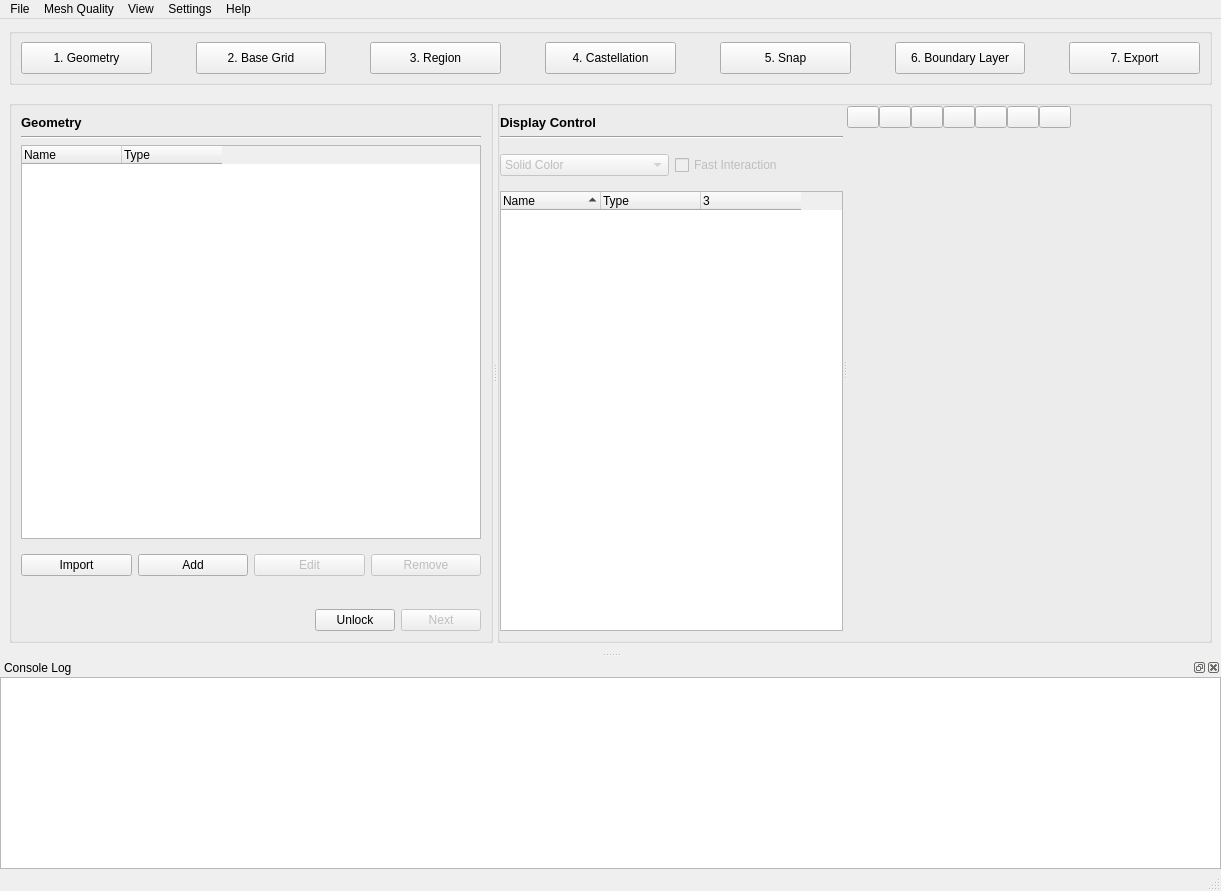
The window that view/main_window/main_window.ui (nextfoam/baram) describes before a commit, drawn with Qt 5.
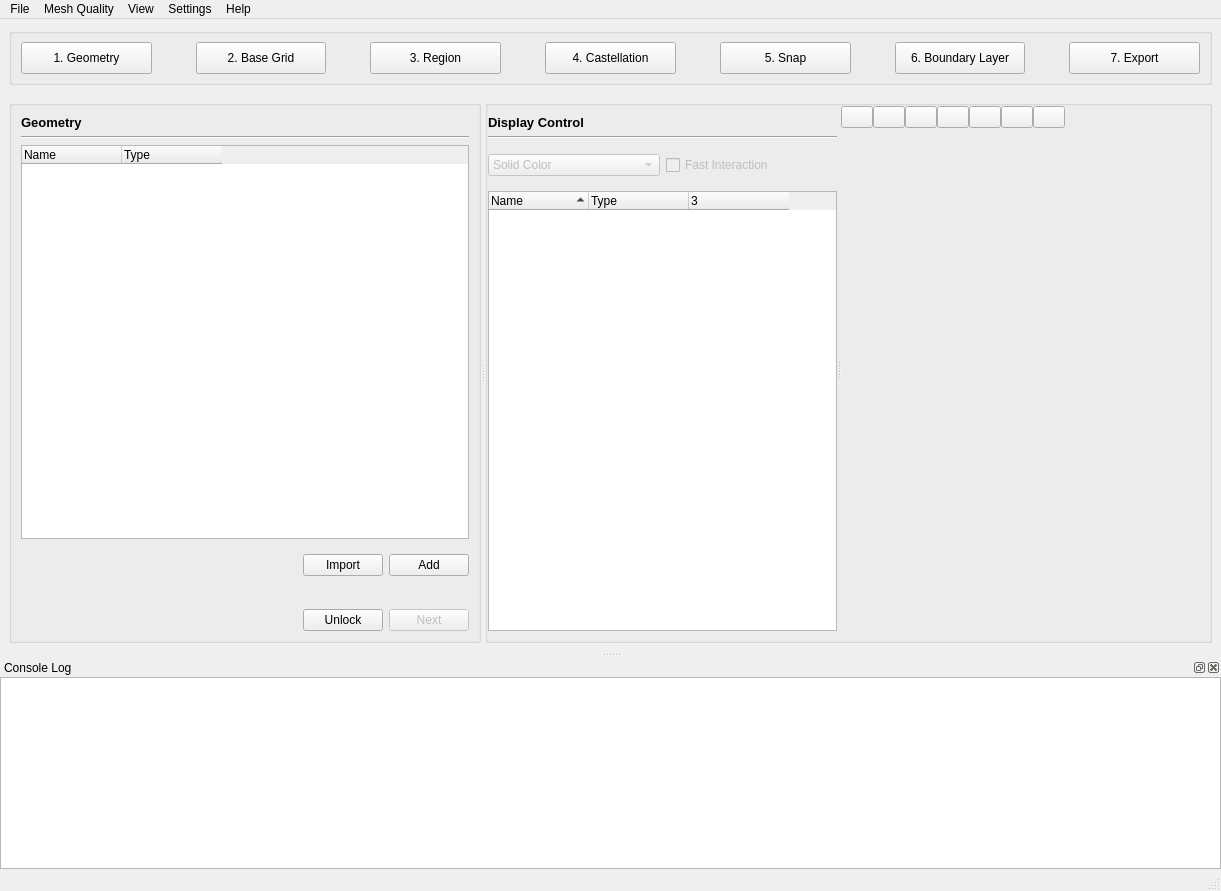
The same window after the commit. The open tabs and pages were chosen to show the change. Icons and pictures are not drawn. Custom widgets are drawn as their Qt base class.

```diff
--- a/view/main_window/main_window.ui
+++ b/view/main_window/main_window.ui
@@ -466,6 +466,19 @@
                   <property name="rightMargin">
                    <number>0</number>
                   </property>
+                  <item>
+                   <spacer name="horizontalSpacer_4">
+                    <property name="orientation">
+                     <enum>Qt::Horizontal</enum>
+                    </property>
+                    <property name="sizeHint" stdset="0">
+                     <size>
+                      <width>40</width>
+                      <height>20</height>
+                     </size>
+                    </property>
+                   </spacer>
+                  </item>
                   <item>
                    <widget class="QPushButton" name="import_">
                     <property name="text">
@@ -480,26 +493,6 @@
                     </property>
                    </widget>
                   </item>
-                  <item>
-                   <widget class="QPushButton" name="edit">
-                    <property name="enabled">
-                     <bool>false</bool>
-                    </property>
-                    <property name="text">
-                     <string>Edit</string>
-                    </property>
-                   </widget>
-                  </item>
-                  <item>
-                   <widget class="QPushButton" name="remove">
-                    <property name="enabled">
-                     <bool>false</bool>
-                    </property>
-                    <property name="text">
-                     <string>Remove</string>
-                    </property>
-                   </widget>
-                  </item>
                  </layout>
                 </widget>
                </item>
```
Left out of the diff: 14 changed lines with no effect on the pictures.
